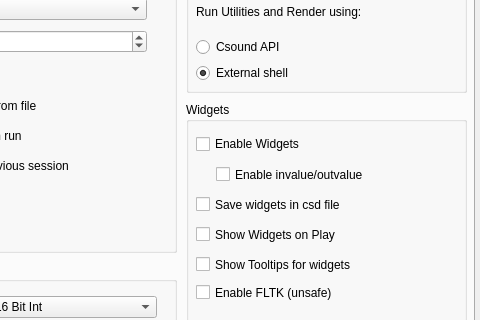
The window that src/configdialog.ui (CsoundQt/CsoundQt) describes before a commit, drawn with Qt 5; both pictures show x 206 to 686 and y 94 to 414 of the 686 by 601 pixel window.
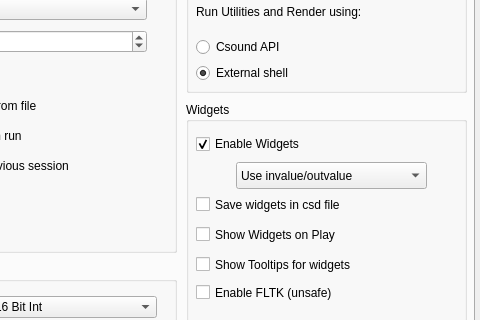
The same window after the commit. The open tabs and pages were chosen to show the change.

What changed in the file:
```diff
--- a/src/configdialog.ui
+++ b/src/configdialog.ui
@@ -709,19 +709,9 @@
       <property name="text" >
        <string>Enable Widgets</string>
       </property>
-     </widget>
-     <widget class="QCheckBox" name="invalueCheckBox" >
-      <property name="geometry" >
-       <rect>
-        <x>30</x>
-        <y>60</y>
-        <width>241</width>
-        <height>25</height>
-       </rect>
+      <property name="checked">
+       <bool>true</bool>
       </property>
-      <property name="text" >
-       <string>Enable invalue/outvalue</string>
-      </property>
      </widget>
      <widget class="QCheckBox" name="saveWidgetsCheckBox" >
       <property name="geometry" >
@@ -778,6 +768,26 @@
        <string>Enable FLTK (unsafe)</string>
       </property>
      </widget>
+     <widget class="QComboBox" name="channelComboBox">
+      <property name="geometry">
+       <rect>
+        <x>50</x>
+        <y>60</y>
+        <width>191</width>
+        <height>27</height>
+       </rect>
+      </property>
+      <item>
+       <property name="text">
+        <string>Use invalue/outvalue</string>
+       </property>
+      </item>
+      <item>
+       <property name="text">
+        <string>Use chnget/chnset</string>
+       </property>
+      </item>
+     </widget>
     </widget>
     <widget class="QGroupBox" name="groupBox_8" >
      <property name="geometry" >
```
Left out of the diff: 1021 changed lines with no effect on the pictures.
